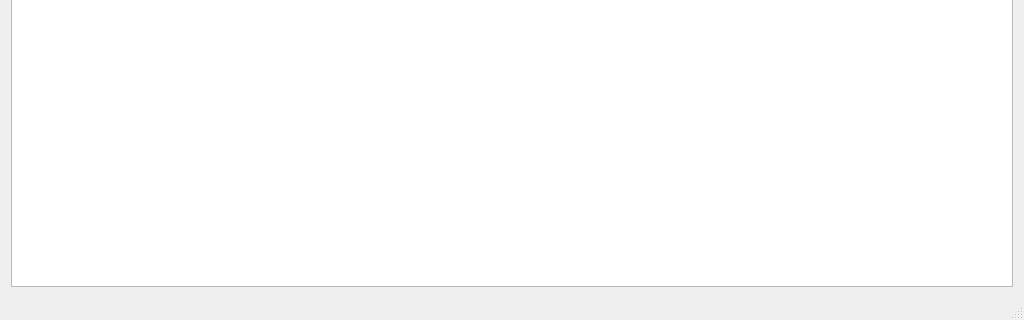
The window that project_files/mainwindow.ui (positivcheg94/school_db_iasa_MO) describes before a commit, drawn with Qt 5; both pictures show x 0 to 1024 and y 448 to 768 of the 1024 by 768 pixel window.
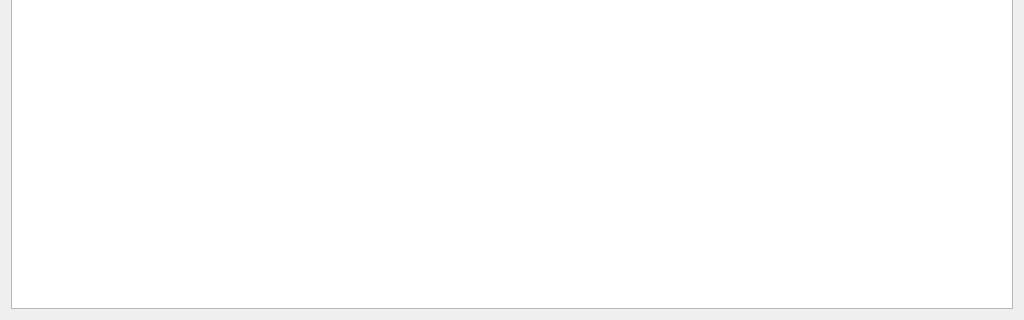
The same window after the commit.

The edit to the form file:
```diff
--- a/project_files/mainwindow.ui
+++ b/project_files/mainwindow.ui
@@ -46,7 +46,6 @@
     </rect>
    </property>
   </widget>
-  <widget class="QStatusBar" name="statusBar"/>
   <action name="actionVarvar1">
    <property name="text">
     <string>var1var1</string>
```
